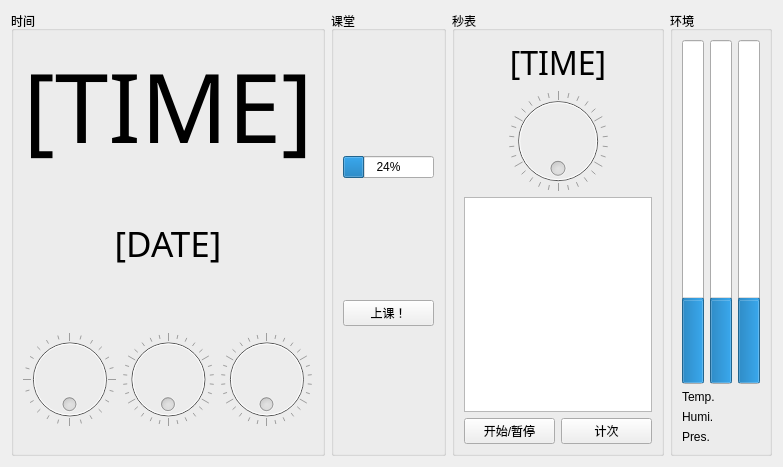
aaaaPotato/TheWonderfulClock, file mainWindow.ui: the form before one commit.
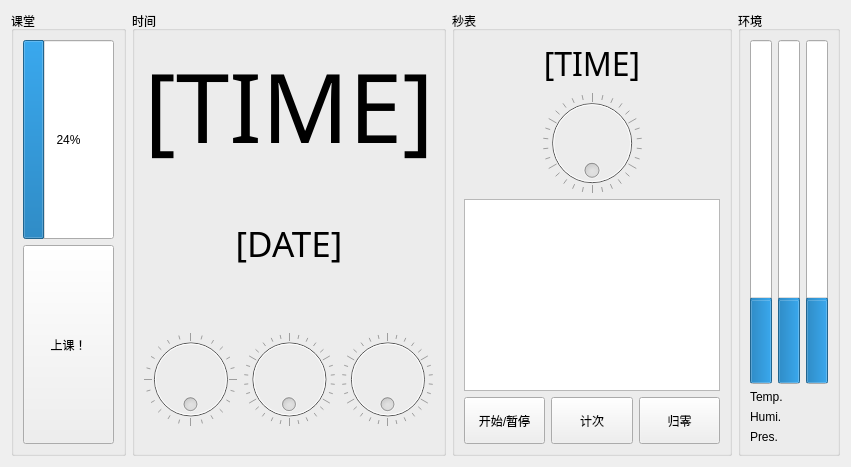
The form after the commit.

Commit message: 改布局2

```diff
--- a/mainWindow.ui
+++ b/mainWindow.ui
@@ -20,8 +20,73 @@
    <string>Form</string>
   </property>
   <layout class="QHBoxLayout" name="horizontalLayout_3">
+   <item>
+    <widget class="QGroupBox" name="classGB">
+     <property name="sizePolicy">
+      <sizepolicy hsizetype="Preferred" vsizetype="Preferred">
+       <horstretch>0</horstretch>
+       <verstretch>0</verstretch>
+      </sizepolicy>
+     </property>
+     <property name="title">
+      <string>课堂</string>
+     </property>
+     <layout class="QVBoxLayout" name="verticalLayout_3">
+      <item>
+       <widget class="QProgressBar" name="passedTime">
+        <property name="sizePolicy">
+         <sizepolicy hsizetype="Minimum" vsizetype="Preferred">
+          <horstretch>0</horstretch>
+          <verstretch>0</verstretch>
+         </sizepolicy>
+        </property>
+        <property name="cursor">
+         <cursorShape>BusyCursor</cursorShape>
+        </property>
+        <property name="value">
+         <number>24</number>
+        </property>
+        <property name="alignment">
+         <set>Qt::AlignmentFlag::AlignCenter</set>
+        </property>
+        <property name="textVisible">
+         <bool>true</bool>
+        </property>
+        <property name="orientation">
+         <enum>Qt::Orientation::Horizontal</enum>
+        </property>
+        <property name="textDirection">
+         <enum>QProgressBar::Direction::TopToBottom</enum>
+        </property>
+       </widget>
+      </item>
+      <item>
+       <widget class="QPushButton" name="pushButton">
+        <property name="sizePolicy">
+         <sizepolicy hsizetype="Minimum" vsizetype="Minimum">
+          <horstretch>0</horstretch>
+          <verstretch>0</verstretch>
+         </sizepolicy>
+        </property>
+        <property name="cursor">
+         <cursorShape>PointingHandCursor</cursorShape>
+        </property>
+        <property name="text">
+         <string>上课！</string>
+        </property>
+       </widget>
+      </item>
+     </layout>
+    </widget>
+   </item>
    <item>
     <widget class="QGroupBox" name="timeGB">
+     <property name="sizePolicy">
+      <sizepolicy hsizetype="Maximum" vsizetype="Preferred">
+       <horstretch>0</horstretch>
+       <verstretch>0</verstretch>
+      </sizepolicy>
+     </property>
      <property name="title">
       <string>时间</string>
      </property>
@@ -143,49 +208,14 @@
      </layout>
     </widget>
    </item>
-   <item>
-    <widget class="QGroupBox" name="classGB">
-     <property name="title">
-      <string>课堂</string>
-     </property>
-     <layout class="QVBoxLayout" name="verticalLayout_3">
-      <item>
-       <widget class="QProgressBar" name="passedTime">
-        <property name="cursor">
-         <cursorShape>BusyCursor</cursorShape>
-        </property>
-        <property name="value">
-         <number>24</number>
-        </property>
-        <property name="alignment">
-         <set>Qt::AlignmentFlag::AlignCenter</set>
-        </property>
-        <property name="textVisible">
-         <bool>true</bool>
-        </property>
-        <property name="orientation">
-         <enum>Qt::Orientation::Horizontal</enum>
-        </property>
-        <property name="textDirection">
-         <enum>QProgressBar::Direction::TopToBottom</enum>
-        </property>
-       </widget>
-      </item>
-      <item>
-       <widget class="QPushButton" name="pushButton">
-        <property name="cursor">
-         <cursorShape>PointingHandCursor</cursorShape>
-        </property>
-        <property name="text">
-         <string>上课！</string>
-        </property>
-       </widget>
-      </item>
-     </layout>
-    </widget>
-   </item>
    <item>
     <widget class="QGroupBox" name="stopwatchGB">
+     <property name="sizePolicy">
+      <sizepolicy hsizetype="Preferred" vsizetype="Preferred">
+       <horstretch>0</horstretch>
+       <verstretch>0</verstretch>
+      </sizepolicy>
+     </property>
      <property name="title">
       <string>秒表</string>
      </property>
@@ -229,12 +259,25 @@
        </widget>
       </item>
       <item>
-       <widget class="QTextBrowser" name="countsBrowser"/>
+       <widget class="QTextBrowser" name="countsBrowser">
+        <property name="sizePolicy">
+         <sizepolicy hsizetype="Minimum" vsizetype="Minimum">
+          <horstretch>0</horstretch>
+          <verstretch>0</verstretch>
+         </sizepolicy>
+        </property>
+       </widget>
       </item>
       <item>
        <layout class="QHBoxLayout" name="horizontalLayout_2">
         <item>
          <widget class="QPushButton" name="SPButton">
+          <property name="sizePolicy">
+           <sizepolicy hsizetype="Minimum" vsizetype="Minimum">
+            <horstretch>0</horstretch>
+            <verstretch>0</verstretch>
+           </sizepolicy>
+          </property>
           <property name="cursor">
            <cursorShape>PointingHandCursor</cursorShape>
           </property>
@@ -245,6 +288,12 @@
         </item>
         <item>
          <widget class="QPushButton" name="countingButton">
+          <property name="sizePolicy">
+           <sizepolicy hsizetype="Minimum" vsizetype="Minimum">
+            <horstretch>0</horstretch>
+            <verstretch>0</verstretch>
+           </sizepolicy>
+          </property>
           <property name="cursor">
            <cursorShape>PointingHandCursor</cursorShape>
           </property>
@@ -253,6 +302,19 @@
           </property>
          </widget>
         </item>
+        <item>
+         <widget class="QPushButton" name="toZeroButton">
+          <property name="sizePolicy">
+           <sizepolicy hsizetype="Minimum" vsizetype="Minimum">
+            <horstretch>0</horstretch>
+            <verstretch>0</verstretch>
+           </sizepolicy>
+          </property>
+          <property name="text">
+           <string>归零</string>
+          </property>
+         </widget>
+        </item>
        </layout>
       </item>
      </layout>
@@ -260,6 +322,12 @@
    </item>
    <item>
     <widget class="QGroupBox" name="groupBox">
+     <property name="sizePolicy">
+      <sizepolicy hsizetype="Preferred" vsizetype="Preferred">
+       <horstretch>0</horstretch>
+       <verstretch>0</verstretch>
+      </sizepolicy>
+     </property>
      <property name="title">
       <string>环境</string>
      </property>
```
The commit also changes 3 other files.
